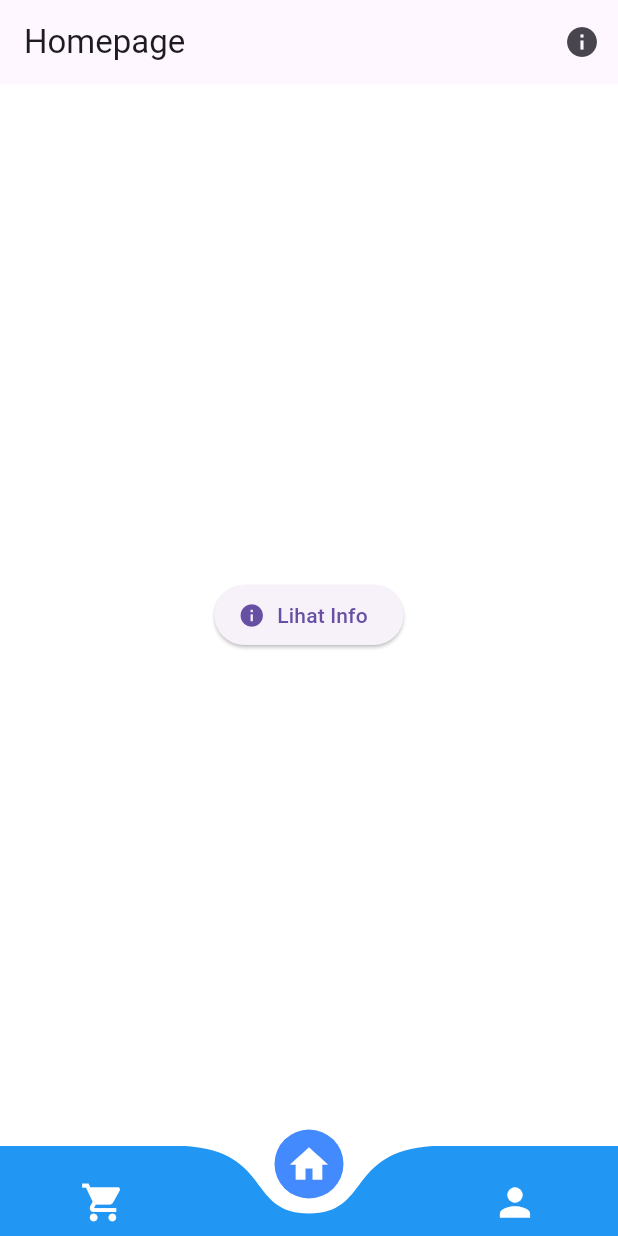
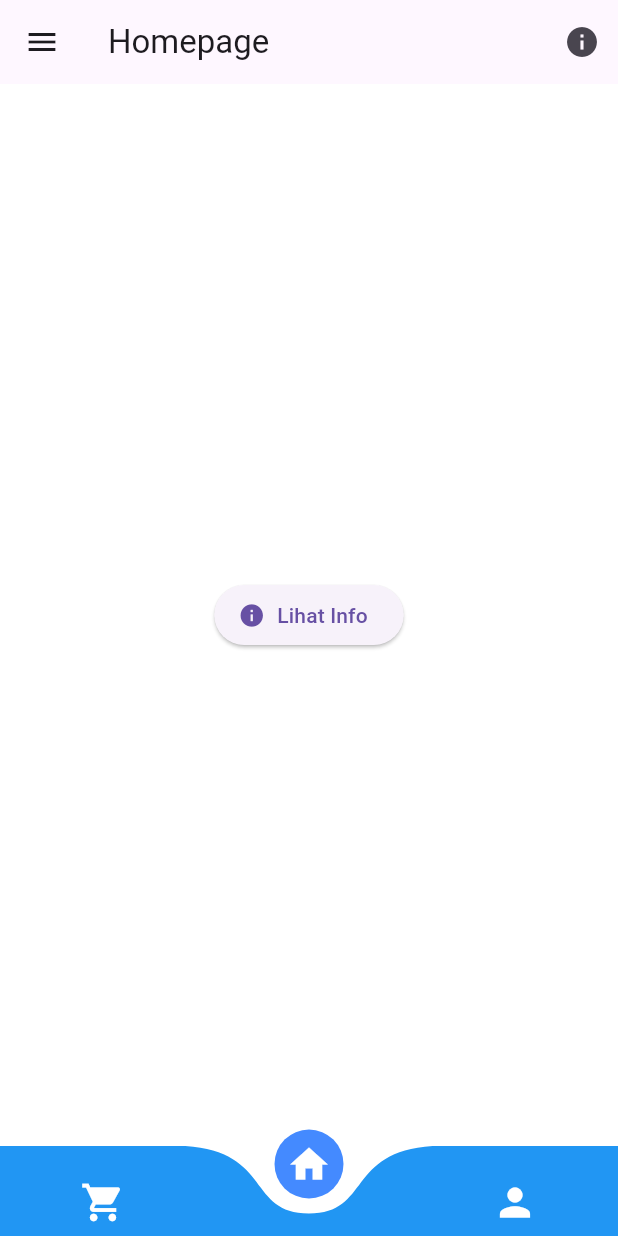
Before and after one commit to Wibiemahardhika22/hands-on-project-mikti, a Flutter app: the screen it shows after launch, on a phone screen of 412 x 824 dp. Run offline on Flutter 3.47's test engine with Material 3 defaults, Android fonts, the phone set to English and light mode, and no system bars; drawn by our look-alikes of curved_navigation_bar.

Commit message:
feat: menambahkan drawer

```diff
--- a/lib/pages/home_page.dart
+++ b/lib/pages/home_page.dart
@@ -46,6 +46,45 @@ class HomePage extends StatelessWidget {
             ),
           ],
         ),
-        ));
+      ),
+      drawer: Drawer(
+        child: Column(
+          children: <Widget>[
+            Expanded(
+              child: ListView(
+                children: const [
+                  DrawerHeader(
+                    child: Center(child: Text("EasyMart")),
+                  ),
+                  ListTile(
+                    leading: Icon(Icons.home),
+                    title: Text("Home"),
+                  ),
+                  Divider(),
+                  ListTile(
+                    leading: Icon(Icons.shopping_cart),
+                    title: Text("Cart"),
+                  ),
+                  Divider(),
+                  ListTile(
+                    leading: Icon(Icons.account_circle),
+                    title: Text("Account"),
+                  ),
+                  Divider(),
+                ],
+              ),
+            ),
+            ListTile(
+              leading: Icon(Icons.exit_to_app),
+              title: Text("Logout"),
+              onTap: () {
+                // Tambahkan fungsi logout di sini
+              },
+            ),
+            const SizedBox(height: 18),
+          ],
+        ),
+      ),
+    );
   }
 }
```
Lines whose indentation alone changed are shown as unchanged.
